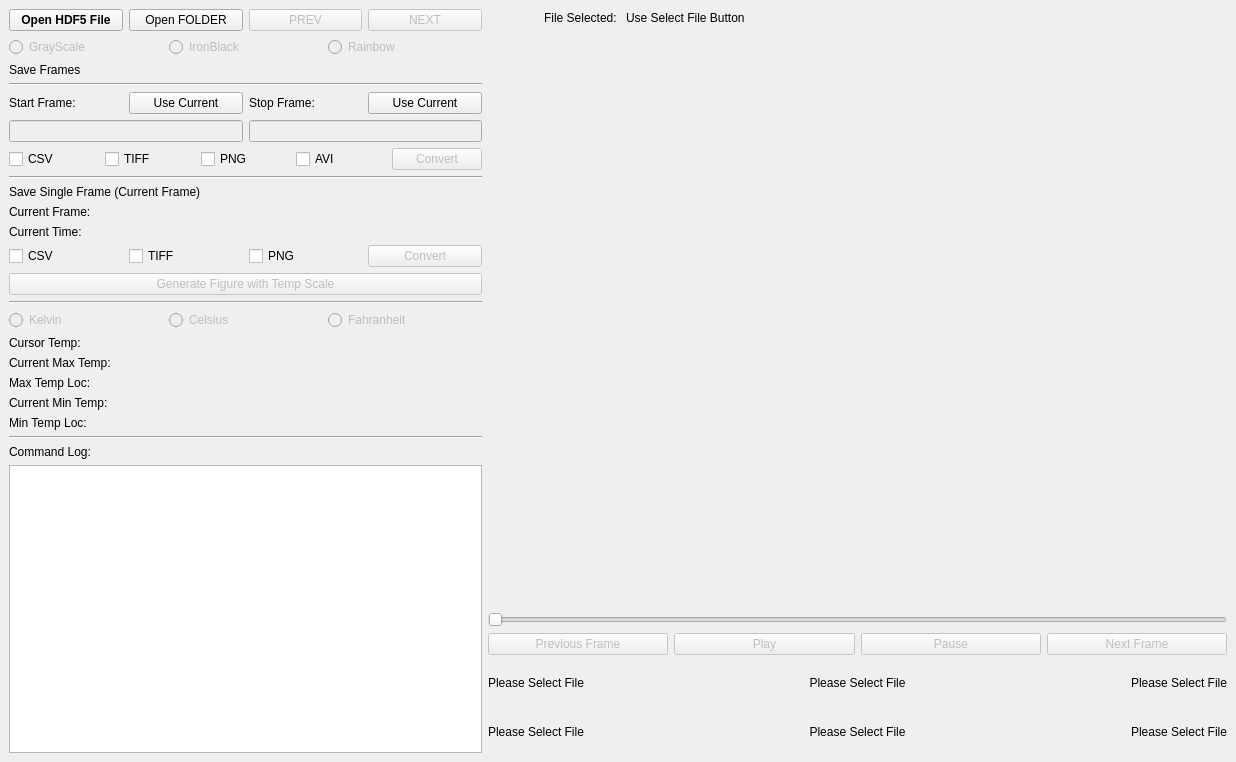
Old version of the form ui_software/Parabilis_Thermal/ir_post_v2.ui in the repository shin1007/purethermal1-uvc-capture.
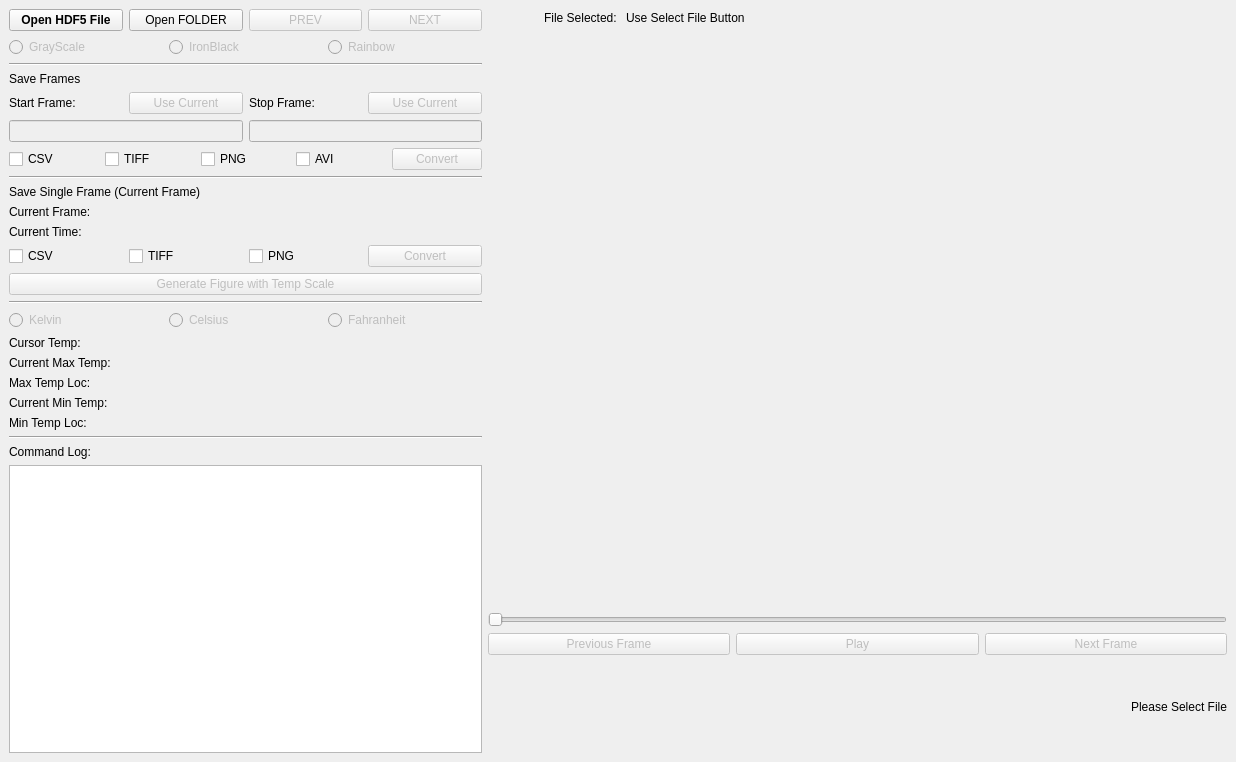
New version of the form.

Commit message: deleted unnecessary labels

Diff of the .ui file:
```diff
--- a/ui_software/Parabilis_Thermal/ir_post_v2.ui
+++ b/ui_software/Parabilis_Thermal/ir_post_v2.ui
@@ -108,16 +108,6 @@
           </property>
          </widget>
         </item>
-        <item>
-         <widget class="QPushButton" name="btnPause">
-          <property name="enabled">
-           <bool>false</bool>
-          </property>
-          <property name="text">
-           <string>Pause</string>
-          </property>
-         </widget>
-        </item>
         <item>
          <widget class="QPushButton" name="btnNextFrame">
           <property name="enabled">
@@ -132,26 +122,6 @@
       </item>
       <item>
        <layout class="QHBoxLayout" name="horizontalLayout_5">
-        <item>
-         <widget class="QLabel" name="slStartF">
-          <property name="text">
-           <string>Please Select File</string>
-          </property>
-          <property name="alignment">
-           <set>Qt::AlignLeading|Qt::AlignLeft|Qt::AlignVCenter</set>
-          </property>
-         </widget>
-        </item>
-        <item>
-         <widget class="QLabel" name="slMidF">
-          <property name="text">
-           <string>Please Select File</string>
-          </property>
-          <property name="alignment">
-           <set>Qt::AlignCenter</set>
-          </property>
-         </widget>
-        </item>
         <item>
          <widget class="QLabel" name="slEndF">
           <property name="text">
@@ -164,40 +134,6 @@
         </item>
        </layout>
       </item>
-      <item>
-       <layout class="QHBoxLayout" name="horizontalLayout_3">
-        <item>
-         <widget class="QLabel" name="slStartT">
-          <property name="text">
-           <string>Please Select File</string>
-          </property>
-          <property name="alignment">
-           <set>Qt::AlignLeading|Qt::AlignLeft|Qt::AlignVCenter</set>
-          </property>
-         </widget>
-        </item>
-        <item>
-         <widget class="QLabel" name="slMidT">
-          <property name="text">
-           <string>Please Select File</string>
-          </property>
-          <property name="alignment">
-           <set>Qt::AlignCenter</set>
-          </property>
-         </widget>
-        </item>
-        <item>
-         <widget class="QLabel" name="slEndT">
-          <property name="text">
-           <string>Please Select File</string>
-          </property>
-          <property name="alignment">
-           <set>Qt::AlignRight|Qt::AlignTrailing|Qt::AlignVCenter</set>
-          </property>
-         </widget>
-        </item>
-       </layout>
-      </item>
      </layout>
     </item>
     <item row="0" column="0" rowspan="2">
@@ -289,17 +225,6 @@
         </item>
        </layout>
       </item>
-      <item>
-       <layout class="QHBoxLayout" name="horizontalLayout_8">
-        <item>
-         <widget class="QLabel" name="label_3">
-          <property name="text">
-           <string>Save Frames </string>
-          </property>
-         </widget>
-        </item>
-       </layout>
-      </item>
       <item>
        <widget class="Line" name="line_4">
         <property name="orientation">
@@ -307,6 +232,17 @@
         </property>
        </widget>
       </item>
+      <item>
+       <layout class="QHBoxLayout" name="horizontalLayout_8">
+        <item>
+         <widget class="QLabel" name="label_3">
+          <property name="text">
+           <string>Save Frames </string>
+          </property>
+         </widget>
+        </item>
+       </layout>
+      </item>
       <item>
        <layout class="QHBoxLayout" name="horizontalLayout_2">
         <item>
@@ -318,6 +254,9 @@
         </item>
         <item>
          <widget class="QPushButton" name="btnCurrentStart">
+          <property name="enabled">
+           <bool>false</bool>
+          </property>
           <property name="text">
            <string>Use Current</string>
           </property>
@@ -332,6 +271,9 @@
         </item>
         <item>
          <widget class="QPushButton" name="btnCurrentStop">
+          <property name="enabled">
+           <bool>false</bool>
+          </property>
           <property name="text">
            <string>Use Current</string>
           </property>
```
The commit also changes 1 other file.
